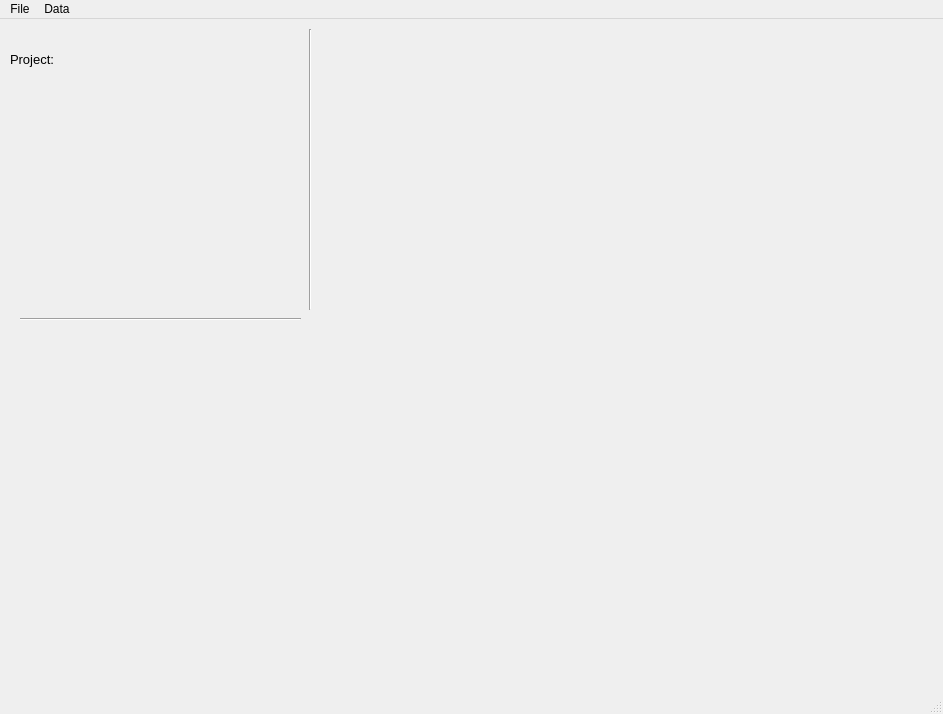
This is gui/main.ui in milosvalko/Agdas as Qt 5 draws it before an edit. The edited form follows.
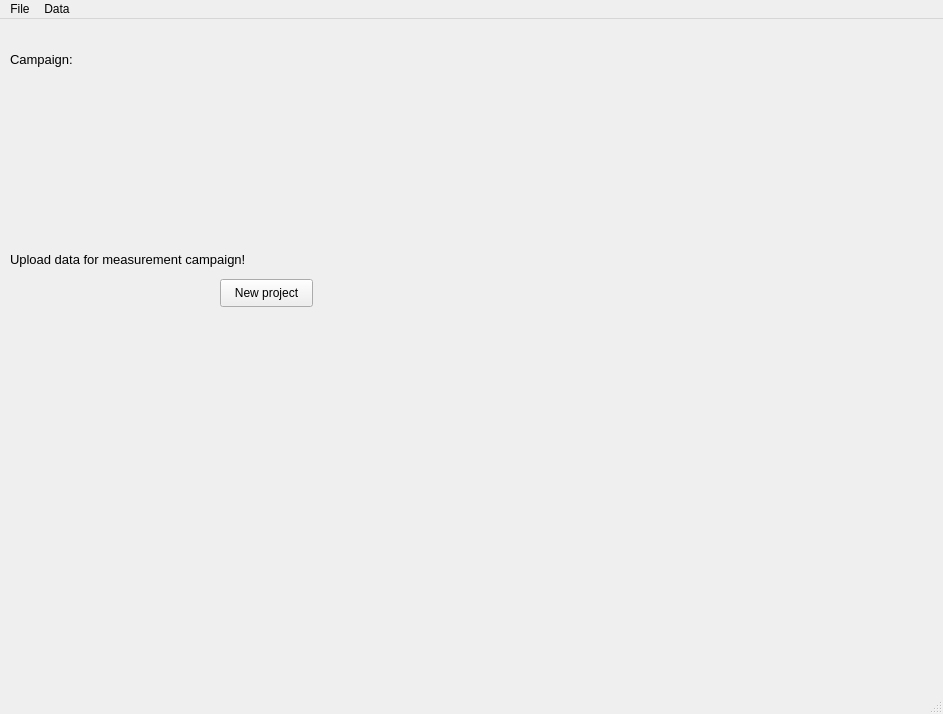
This is the edited form.

Patch:
```diff
--- a/gui/main.ui
+++ b/gui/main.ui
@@ -14,38 +14,12 @@
    <string>pyAgdas</string>
   </property>
   <widget class="QWidget" name="centralwidget">
-   <widget class="Line" name="line">
-    <property name="geometry">
-     <rect>
-      <x>300</x>
-      <y>10</y>
-      <width>20</width>
-      <height>281</height>
-     </rect>
-    </property>
-    <property name="orientation">
-     <enum>Qt::Vertical</enum>
-    </property>
-   </widget>
-   <widget class="Line" name="line_2">
-    <property name="geometry">
-     <rect>
-      <x>20</x>
-      <y>290</y>
-      <width>281</width>
-      <height>20</height>
-     </rect>
-    </property>
-    <property name="orientation">
-     <enum>Qt::Horizontal</enum>
-    </property>
-   </widget>
    <widget class="QLabel" name="label">
     <property name="geometry">
      <rect>
       <x>10</x>
       <y>30</y>
-      <width>71</width>
+      <width>291</width>
       <height>21</height>
      </rect>
     </property>
@@ -55,13 +29,13 @@
      </font>
     </property>
     <property name="text">
-     <string>Project:</string>
+     <string>Campaign:</string>
     </property>
    </widget>
    <widget class="QLabel" name="name">
     <property name="geometry">
      <rect>
-      <x>80</x>
+      <x>120</x>
       <y>30</y>
       <width>71</width>
       <height>21</height>
@@ -94,6 +68,55 @@
      <string/>
     </property>
    </widget>
+   <widget class="QPushButton" name="newproject">
+    <property name="geometry">
+     <rect>
+      <x>220</x>
+      <y>260</y>
+      <width>93</width>
+      <height>28</height>
+     </rect>
+    </property>
+    <property name="text">
+     <string>New project</string>
+    </property>
+   </widget>
+   <widget class="QLabel" name="label_2">
+    <property name="geometry">
+     <rect>
+      <x>10</x>
+      <y>230</y>
+      <width>361</width>
+      <height>21</height>
+     </rect>
+    </property>
+    <property name="font">
+     <font>
+      <pointsize>10</pointsize>
+     </font>
+    </property>
+    <property name="text">
+     <string>Upload data for measurement campaign!</string>
+    </property>
+   </widget>
+   <widget class="QLabel" name="succ_upload">
+    <property name="geometry">
+     <rect>
+      <x>60</x>
+      <y>10</y>
+      <width>341</width>
+      <height>21</height>
+     </rect>
+    </property>
+    <property name="font">
+     <font>
+      <pointsize>10</pointsize>
+     </font>
+    </property>
+    <property name="text">
+     <string/>
+    </property>
+   </widget>
   </widget>
   <widget class="QMenuBar" name="menubar">
    <property name="geometry">
```
Left out of the diff: 2 changed lines with no effect on the pictures.
